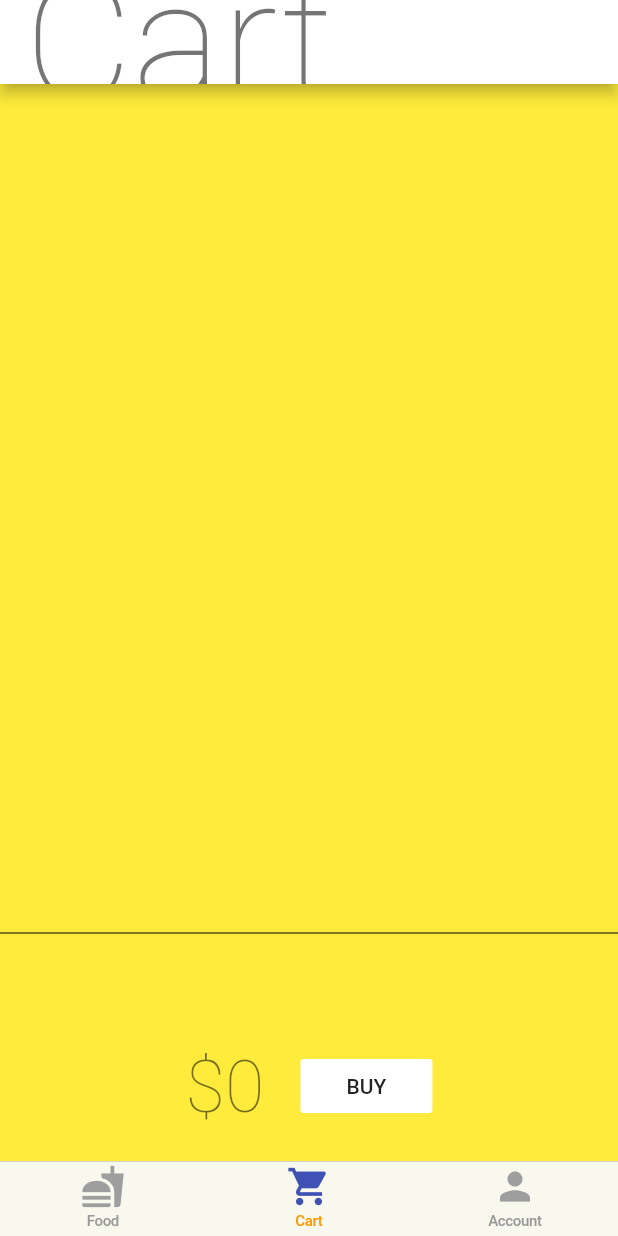
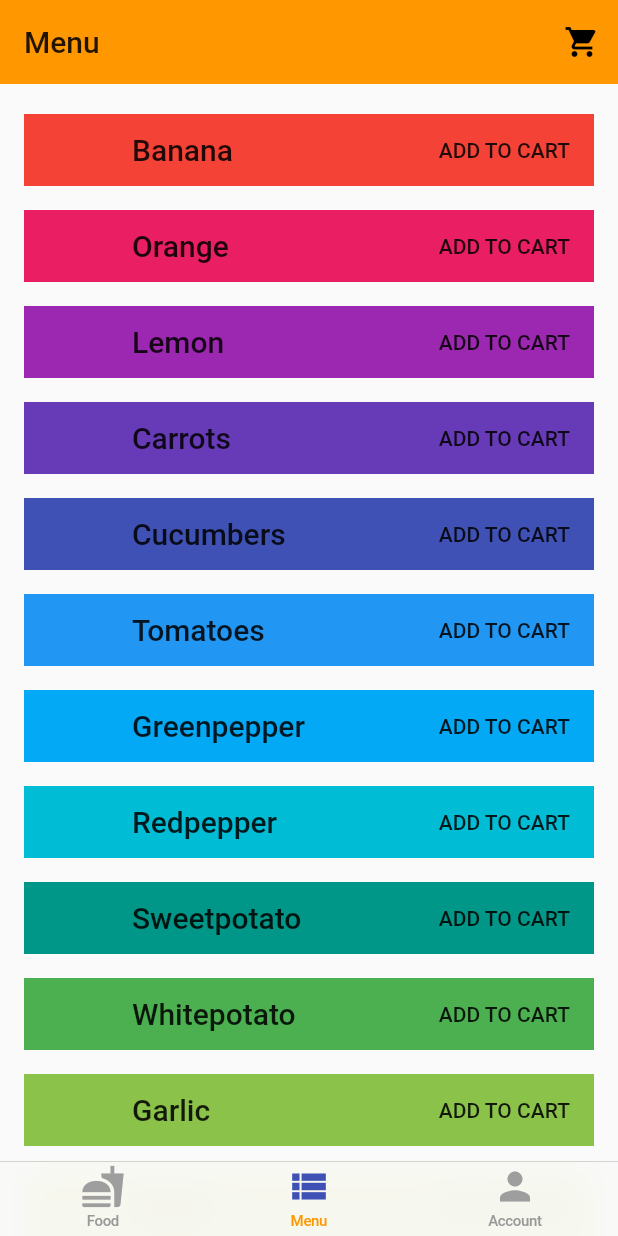
Before and after one commit to 1601/ecommerce-flutter-firebase, a Flutter app: the screen it shows after launch, item 2 of the bottom bar chosen, on a phone screen of 412 x 824 dp. Run offline on Flutter 3.47's test engine with Material 2 defaults, Android fonts, the phone set to English and light mode, and no system bars.

Commit message:
added basic data manipulation with cart and menu #1

```diff
--- a/lib/app/home/cart/cart_page.dart
+++ b/lib/app/home/cart/cart_page.dart
@@ -1,22 +1,24 @@
+import 'package:ecommerce_flutter_firebase/app/home/models/menu.dart';
 import 'package:flutter/material.dart';
 import 'package:provider/provider.dart';
 import 'package:ecommerce_flutter_firebase/app/home/models/cart.dart';
+import 'package:ecommerce_flutter_firebase/constants/strings.dart';
 
 class CartPage extends StatelessWidget {
   @override
   Widget build(BuildContext context) {
     return Scaffold(
       appBar: AppBar(
-        title: Text('Cart', style: Theme.of(context).textTheme.headline1),
-        backgroundColor: Colors.white,
+        title: Text(Strings.cart),
+        backgroundColor: Colors.orange,
       ),
       body: Container(
-        color: Colors.yellow,
+        color: Colors.white,
         child: Column(
           children: [
             Expanded(
               child: Padding(
-                padding: const EdgeInsets.all(32),
+                padding: const EdgeInsets.all(0),
                 child: _CartList(),
               ),
             ),
@@ -34,14 +36,39 @@ class _CartList extends StatelessWidget {
   Widget build(BuildContext context) {
     var itemNameStyle = Theme.of(context).textTheme.headline6;
     var cart = Provider.of<CartModel>(context);
-
+    var menu = Provider.of<MenuModel>(context);
+    //TODO: add empty cart
     return ListView.builder(
       itemCount: cart.items.length,
       itemBuilder: (context, index) => ListTile(
-        leading: Icon(Icons.done),
+        leading: Icon(Icons.arrow_right),
         title: Text(
-          cart.items[index].name,
+          "PHP " +
+              cart.items[index].price.toString() +
+              " - " +
+              cart.items[index].name,
           style: itemNameStyle,
+        ),
+        trailing: FlatButton(
+          onPressed: () {
+            var selectedItemId = cart.items[index].id;
+            Scaffold.of(context).showSnackBar(SnackBar(
+                action: SnackBarAction(
+                    label: 'Undo',
+                    onPressed: () {
+                      cart.add(menu.getByPosition(selectedItemId));
+                    }),
+                content: Text("Remove from cart " +
+                    menu.getByPosition(selectedItemId).name +
+                    "- PHP " +
+                    menu.getByPosition(selectedItemId).price.toString())));
+            cart.remove(menu.getByPosition(selectedItemId));
+          },
+          color: Colors.white,
+          child: Icon(
+            Icons.remove_shopping_cart,
+            color: Colors.orange,
+          ),
         ),
       ),
     );
@@ -55,21 +82,21 @@ class _CartTotal extends StatelessWidget {
         Theme.of(context).textTheme.headline1.copyWith(fontSize: 48);
 
     return SizedBox(
-      height: 200,
+      height: 250,
       child: Center(
         child: Row(
           mainAxisAlignment: MainAxisAlignment.center,
           children: [
             Consumer<CartModel>(
                 builder: (context, cart, child) =>
-                    Text('\$${cart.totalPrice}', style: hugeStyle)),
+                    Text('PHP${cart.totalPrice}', style: hugeStyle)),
             SizedBox(width: 24),
             FlatButton(
               onPressed: () {
                 Scaffold.of(context).showSnackBar(
                     SnackBar(content: Text('Buying not supported yet.')));
               },
-              color: Colors.white,
+              color: Colors.orange,
               child: Text('BUY'),
             ),
           ],
--- a/lib/app/home/cupertino_home_scaffold.dart
+++ b/lib/app/home/cupertino_home_scaffold.dart
@@ -26,7 +26,7 @@ class CupertinoHomeScaffold extends StatelessWidget {
         key: Key(Keys.tabBar),
         items: [
           _buildItem(TabItem.map),
-          _buildItem(TabItem.cart),
+          _buildItem(TabItem.menu),
           _buildItem(TabItem.account),
         ],
         onTap: (index) => onSelectTab(TabItem.values[index]),
--- a/lib/app/home/home_page.dart
+++ b/lib/app/home/home_page.dart
@@ -2,7 +2,7 @@ import 'package:flutter/material.dart';
 import 'package:ecommerce_flutter_firebase/app/home/account/account_page.dart';
 import 'package:ecommerce_flutter_firebase/app/home/cupertino_home_scaffold.dart';
 import 'package:ecommerce_flutter_firebase/app/home/map/map_page.dart';
-import 'package:ecommerce_flutter_firebase/app/home/cart/cart_page.dart';
+import 'package:ecommerce_flutter_firebase/app/home/menu/menu_page.dart';
 import 'package:ecommerce_flutter_firebase/app/home/tab_item.dart';
 
 class HomePage extends StatefulWidget {
@@ -15,14 +15,14 @@ class _HomePageState extends State<HomePage> {
 
   final Map<TabItem, GlobalKey<NavigatorState>> navigatorKeys = {
     TabItem.map: GlobalKey<NavigatorState>(),
-    TabItem.cart: GlobalKey<NavigatorState>(),
+    TabItem.menu: GlobalKey<NavigatorState>(),
     TabItem.account: GlobalKey<NavigatorState>(),
   };
 
   Map<TabItem, WidgetBuilder> get widgetBuilders {
     return {
       TabItem.map: (_) => MapPage(),
-      TabItem.cart: (_) => CartPage(),
+      TabItem.menu: (_) => MenuPage(),
       TabItem.account: (_) => AccountPage(),
     };
   }
--- /dev/null
+++ b/lib/app/home/menu/menu_page.dart
@@ -0,0 +1,101 @@
+// Copyright 2019 The Flutter team. All rights reserved.
+// Use of this source code is governed by a BSD-style license that can be
+// found in the LICENSE file.
+
+import 'package:flutter/material.dart';
+import 'package:provider/provider.dart';
+import 'package:ecommerce_flutter_firebase/app/home/models/menu.dart';
+import 'package:ecommerce_flutter_firebase/app/home/models/cart.dart';
+import 'package:ecommerce_flutter_firebase/constants/strings.dart';
+
+class MenuPage extends StatelessWidget {
+  @override
+  Widget build(BuildContext context) {
+    return Scaffold(
+      body: CustomScrollView(
+        slivers: [
+          _MyAppBar(),
+          SliverToBoxAdapter(child: SizedBox(height: 12)),
+          SliverList(
+            delegate: SliverChildBuilderDelegate(
+                (context, index) => _MyListItem(index)),
+          ),
+        ],
+      ),
+    );
+  }
+}
+
+class _AddButton extends StatelessWidget {
+  final Item item;
+
+  const _AddButton({Key key, @required this.item}) : super(key: key);
+
+  @override
+  Widget build(BuildContext context) {
+    var cart = Provider.of<CartModel>(context);
+
+    return FlatButton(
+      onPressed: cart.items.contains(item) ? null : () => cart.add(item),
+      splashColor: Theme.of(context).primaryColor,
+      child: cart.items.contains(item)
+          ? Icon(Icons.playlist_add_check, semanticLabel: 'ADDED TO CART')
+          : Text('ADD TO CART'),
+    );
+  }
+}
+
+class _MyAppBar extends StatelessWidget {
+  @override
+  Widget build(BuildContext context) {
+    return SliverAppBar(
+      title: Text(Strings.menu),
+      floating: true,
+      actions: [
+        IconButton(
+          icon: Icon(Icons.shopping_cart),
+          onPressed: () => Navigator.pushNamed(context, '/cart'),
+        ),
+      ],
+    );
+  }
+}
+
+class _MyListItem extends StatelessWidget {
+  final int index;
+
+  _MyListItem(this.index, {Key key}) : super(key: key);
+
+  @override
+  Widget build(BuildContext context) {
+    var menu = Provider.of<MenuModel>(context);
+    var item = menu.getByPosition(index);
+    var textTheme = Theme.of(context).textTheme.headline6;
+
+    return Padding(
+      padding: const EdgeInsets.symmetric(horizontal: 16, vertical: 8),
+      child: LimitedBox(
+        maxHeight: 48,
+        child: Container(
+          color: item.color,
+          child: Row(
+            children: [
+              AspectRatio(
+                aspectRatio: 1,
+                child: Container(
+                  color: item.color,
+                ),
+              ),
+              SizedBox(width: 24),
+              Expanded(
+                child: Text(item.name, style: textTheme),
+              ),
+              SizedBox(width: 24),
+              _AddButton(item: item),
+            ],
+          ),
+        ),
+      ),
+    );
+  }
+}
--- a/lib/app/home/models/menu.dart
+++ b/lib/app/home/models/menu.dart
@@ -1,5 +1,4 @@
 import 'package:flutter/material.dart';
-import 'dart:math';
 
 class MenuModel {
   static List<String> itemNames = [
@@ -11,18 +10,36 @@ class MenuModel {
     'Tomatoes',
     'Greenpepper',
     'Redpepper',
-    'Sweetpotatoes',
-    'Whitepotatoes',
+    'Sweetpotato',
+    'Whitepotato',
     'Garlic',
     'Onion',
-    'Romainelettuce',
+    'Lettuce',
     'Spinach',
-    'Freshparsley',
-    'Freshcilantro',
+    'Parsley',
+    'Cilantro',
   ];
-  Random rng = new Random();
-  Item getById(int id) =>
-      Item(id, itemNames[id % itemNames.length], rng.nextInt(90) + 10);
+
+  static List<int> itemPrices = [
+    61,
+    88,
+    49,
+    16,
+    21,
+    64,
+    15,
+    56,
+    65,
+    48,
+    58,
+    49,
+    84,
+    41,
+    65,
+    64,
+  ];
+  Item getById(int id) => Item(
+      id, itemNames[id % itemNames.length], itemPrices[id % itemPrices.length]);
 
   Item getByPosition(int position) {
     return getById(position);
--- a/lib/app/home/tab_item.dart
+++ b/lib/app/home/tab_item.dart
@@ -2,7 +2,7 @@ import 'package:flutter/material.dart';
 import 'package:ecommerce_flutter_firebase/constants/keys.dart';
 import 'package:ecommerce_flutter_firebase/constants/strings.dart';
 
-enum TabItem { map, cart, account }
+enum TabItem { map, menu, account }
 
 class TabItemData {
   const TabItemData(
@@ -18,11 +18,8 @@ class TabItemData {
       title: Strings.food,
       icon: Icons.fastfood,
     ),
-    TabItem.cart: TabItemData(
-      key: Keys.cartTab,
-      title: Strings.cart,
-      icon: Icons.shopping_cart,
-    ),
+    TabItem.menu: TabItemData(
+        key: Keys.menuTab, title: Strings.menu, icon: Icons.view_list),
     TabItem.account: TabItemData(
       key: Keys.accountTab,
       title: Strings.account,
--- a/lib/constants/keys.dart
+++ b/lib/constants/keys.dart
@@ -3,8 +3,9 @@ class Keys {
   static const String anonymous = 'anonymous';
   static const String tabBar = 'tabBar';
   static const String mapTab = 'mapTab';
-  static const String cartTab = 'cartTab';
+  static const String menuTab = 'menuTab';
   static const String accountTab = 'accountTab';
+  static const String cartPage = 'cartPage';
   static const String logout = 'logout';
   static const String alertDefault = 'alertDefault';
   static const String alertCancel = 'alertCancel';
--- a/lib/constants/strings.dart
+++ b/lib/constants/strings.dart
@@ -17,16 +17,19 @@ class Strings {
   static const String or = 'or';
   static const String signInFailed = 'Sign in failed';
 
-  // Home page
+  // Home Page
   static const String homePage = 'Home Page';
 
   // Cart page
   static const String cart = 'Cart';
 
-  // Food page
+  // Food Tab
   static const String food = 'Food';
 
-  // Account page
+  // Menu Tab
+  static const String menu = 'Menu';
+
+  // Account Tab
   static const String account = 'Account';
   static const String accountPage = 'Account Page';
 }
```
Also changed, not shown: lib/app/home/account/account_page.dart (+1 -25 lines), lib/app/home/map/map_page.dart (+40 -80 lines), lib/app/home/models/cart.dart (+6 -1 lines), lib/router/cupertino_tab_view_router.dart (+13 -1 lines).
